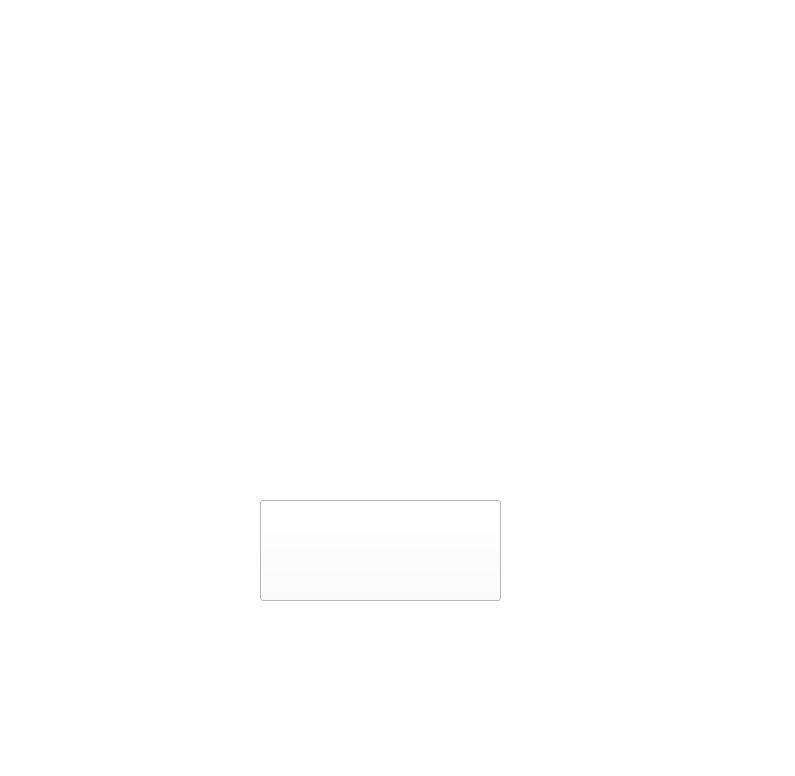
This is mainwindow.ui in SaraSarbakhshi/TacticalMonsters as Qt 5 draws it before an edit. The edited form follows.
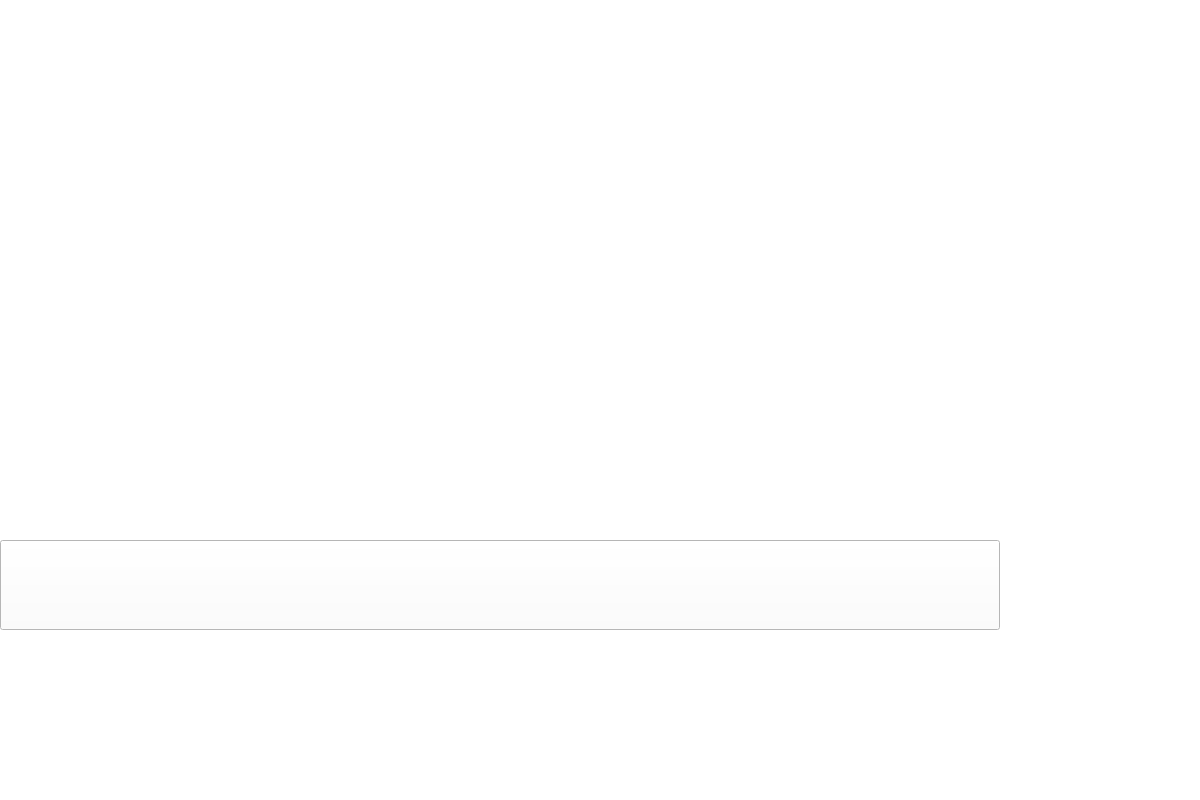
This is the edited form. Icons and pictures are not drawn.

The edit to the form file:
```diff
--- a/mainwindow.ui
+++ b/mainwindow.ui
@@ -6,8 +6,8 @@
    <rect>
     <x>0</x>
     <y>0</y>
-    <width>795</width>
-    <height>776</height>
+    <width>1200</width>
+    <height>800</height>
    </rect>
   </property>
   <property name="windowTitle">
@@ -21,6 +21,9 @@
 </string>
   </property>
   <widget class="QWidget" name="centralwidget">
+   <property name="styleSheet">
+    <string notr="true">background-image: url(:/images/splashBG.jpg);</string>
+   </property>
    <widget class="QLabel" name="label">
     <property name="geometry">
      <rect>
@@ -50,10 +53,10 @@
     </property>
     <property name="geometry">
      <rect>
-      <x>260</x>
-      <y>500</y>
-      <width>241</width>
-      <height>101</height>
+      <x>0</x>
+      <y>540</y>
+      <width>1000</width>
+      <height>90</height>
      </rect>
     </property>
     <property name="toolTip">
```
Left out of the diff: 6 changed lines with no effect on the pictures.
